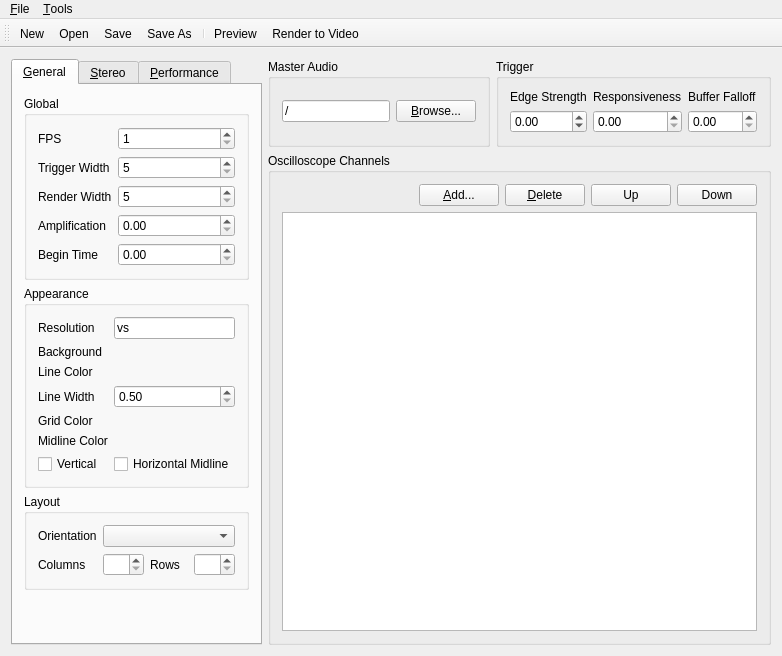
Above: corrscope/gui/mainwindow.ui from corrscope/corrscope before the change. Below: the same form after it.
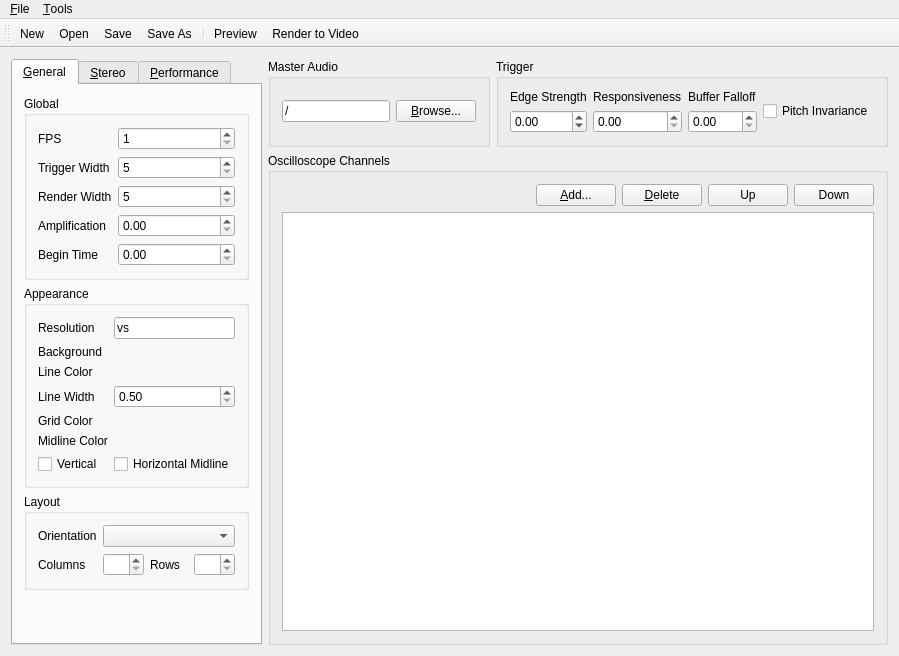
That is the form after the change. Custom widgets are drawn as their Qt base class.

Commit message: Add global spectrum invariance checkbox to GUI

Patch:
```diff
--- a/corrscope/gui/mainwindow.ui
+++ b/corrscope/gui/mainwindow.ui
@@ -550,6 +550,13 @@
              </property>
             </widget>
            </item>
+           <item row="0" column="3" rowspan="2">
+            <widget class="BoundCheckBox" name="trigger__pitch_invariance">
+             <property name="text">
+              <string>Pitch Invariance</string>
+             </property>
+            </widget>
+           </item>
           </layout>
          </widget>
         </item>
```
The commit also changes 2 other files.
